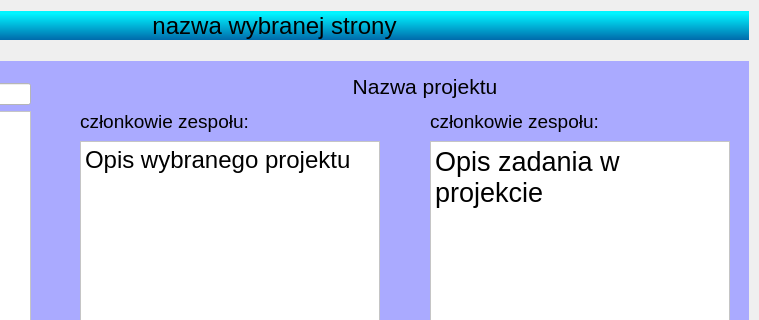
Qt form project_managment/project_managment/project_managment.ui (Sleyn2/IO_projectmanagement) before a commit; both pictures show x 521 to 1280 and y 0 to 320 of the 1280 by 720 pixel window.
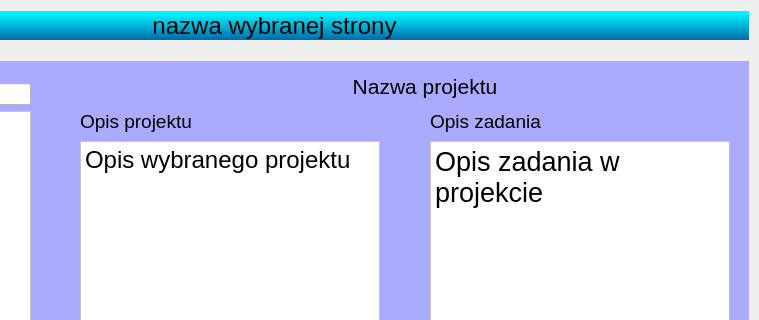
The same form after that commit.

Diff of the .ui file:
```diff
--- a/project_managment/project_managment/project_managment.ui
+++ b/project_managment/project_managment/project_managment.ui
@@ -385,7 +385,7 @@
            </font>
           </property>
           <property name="text">
-           <string>członkowie zespołu:</string>
+           <string>Opis projektu</string>
           </property>
          </widget>
          <widget class="QLabel" name="label_11">
@@ -403,7 +403,7 @@
            </font>
           </property>
           <property name="text">
-           <string>członkowie zespołu:</string>
+           <string>Opis zadania </string>
           </property>
          </widget>
         </widget>
```
